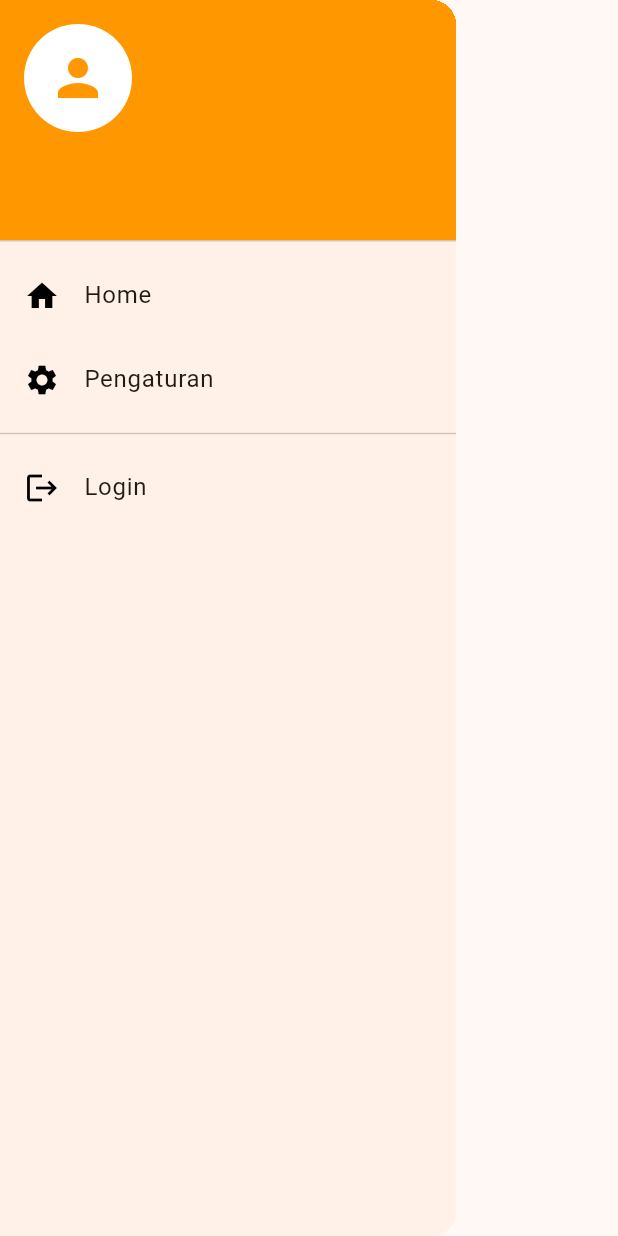
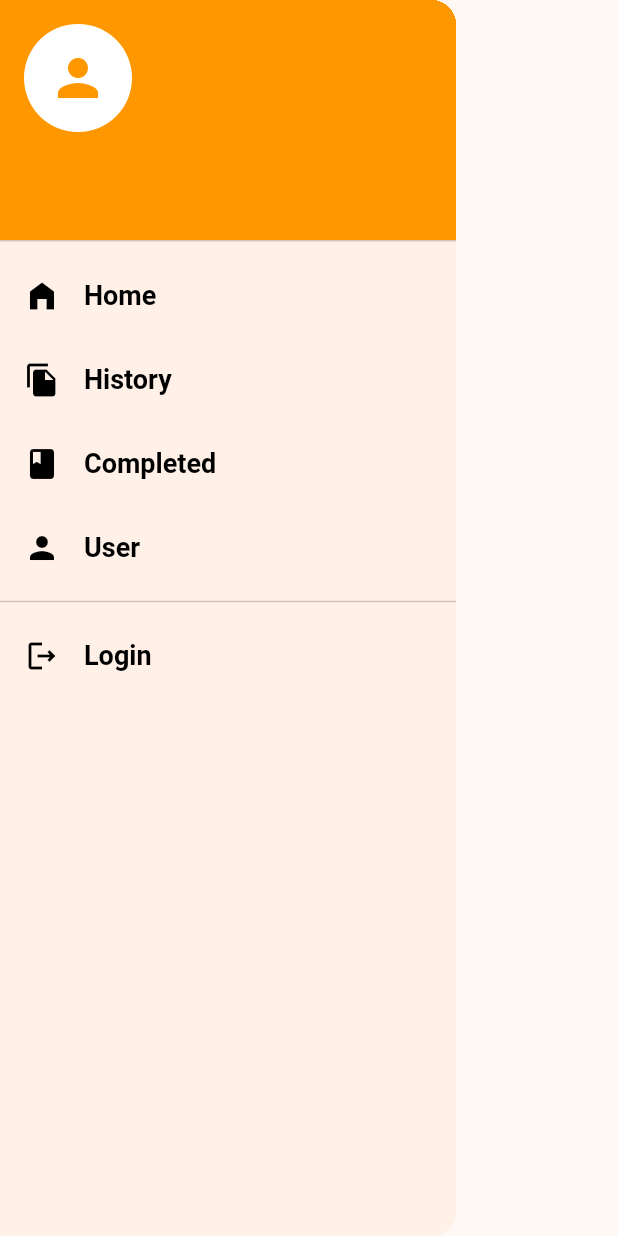
Before and after one commit to mismail26934-hub/ToolStore, a Flutter app: the DrawerMenu widget shown alone on an empty page, opened directly, on a phone screen of 412 x 824 dp. Run offline on Flutter 3.47's test engine with Material 3 defaults, Android fonts, the phone set to English and light mode, and no system bars; our stand-ins replace dio, flutter_redux, google_fonts, redux, redux_thunk, shared_preferences; accounts and stored records are empty.

Commit message:
Add File show_dialog.dart

```diff
--- a/tool_store_app/lib/model/post_get_data.dart
+++ b/tool_store_app/lib/model/post_get_data.dart
@@ -8,7 +8,6 @@ import 'package:tool_store_app/controller/api_url/api.dart';
 import 'package:tool_store_app/controller/api_url/post_list.dart';
 import 'package:tool_store_app/controller/cont_crud/cont_function_crud.dart';
 import 'package:tool_store_app/controller/cont_crud/redux/state.dart';
-import 'package:tool_store_app/view/menu/login.dart';
 import 'package:tool_store_app/view/var/var.dart';
 
 // DATA USER
@@ -88,9 +87,6 @@ Future login(String usernameApp, String passwordApp) async {
     final response = await dio.post(ApiUrl.contLogin, data: map);
     if (response.statusCode == 200) {
       final listUser = response.data;
-      print(listUser);
-      print(usernameApp);
-      print(passwordApp);
       if (listUser is String) {
         return jsonDecode(listUser);
       }
--- a/tool_store_app/lib/view/custom/mixin/mixin_pref.dart
+++ b/tool_store_app/lib/view/custom/mixin/mixin_pref.dart
@@ -1,7 +1,5 @@
 import 'package:flutter/material.dart';
 import 'package:shared_preferences/shared_preferences.dart';
-import 'package:tool_store_app/view/custom/routes/page_routes.dart'
-    show PageRoutes;
 // Import file var.dart Anda agar variabel global terbaca
 import 'package:tool_store_app/view/var/var.dart';
 
--- /dev/null
+++ b/tool_store_app/lib/view/custom/navbar/sliver_menu_item.dart
@@ -0,0 +1,30 @@
+import 'package:flutter/material.dart';
+
+class MenuItem extends StatefulWidget {
+  const MenuItem({
+    super.key,
+    required this.iconMenu,
+    required this.title,
+    required this.onTap,
+    required this.textColor,
+  });
+
+  final String title;
+  final void Function()? onTap;
+  final Color textColor;
+  final IconData iconMenu;
+
+  @override
+  State<MenuItem> createState() => _MenuItemState();
+}
+
+class _MenuItemState extends State<MenuItem> {
+  @override
+  Widget build(BuildContext context) {
+    return ListTile(
+      leading: Icon(widget.iconMenu, color: widget.textColor),
+      title: Text(widget.title, style: Theme.of(context).textTheme.titleLarge),
+      onTap: widget.onTap,
+    );
+  }
+}
--- /dev/null
+++ b/tool_store_app/lib/view/custom/show_dialog/show_dialog.dart
@@ -0,0 +1,34 @@
+import 'package:flutter/material.dart';
+
+class ShowDialogBox {
+  static void show({
+    required BuildContext context,
+    required String title,
+    required String contentTitle,
+    required String textNo,
+    required String textYes,
+    required void Function()? onPressedNo,
+    required void Function()? onPressedYes,
+    Color textColorNo = Colors.grey,
+    Color textColorYes = Colors.red,
+  }) {
+    showDialog(
+      context: context,
+      barrierDismissible: false, // User harus pilih salah satu tombol
+      builder: (context) => AlertDialog(
+        title: Text(title),
+        content: Text(contentTitle),
+        actions: [
+          TextButton(
+            onPressed: onPressedNo,
+            child: Text(textNo, style: TextStyle(color: textColorNo)),
+          ),
+          TextButton(
+            onPressed: onPressedYes,
+            child: Text(textYes, style: TextStyle(color: textColorYes)),
+          ),
+        ],
+      ),
+    );
+  }
+}
--- a/tool_store_app/lib/view/menu/drawer.dart
+++ b/tool_store_app/lib/view/menu/drawer.dart
@@ -1,6 +1,8 @@
 import 'package:flutter/material.dart';
 import 'package:shared_preferences/shared_preferences.dart';
+import 'package:tool_store_app/view/custom/navbar/sliver_menu_item.dart';
 import 'package:tool_store_app/view/custom/routes/page_routes.dart';
+import 'package:tool_store_app/view/custom/show_dialog/show_dialog.dart';
 import 'package:tool_store_app/view/var/var.dart';
 
 class DrawerMenu extends StatelessWidget {
@@ -23,78 +25,70 @@ class DrawerMenu extends StatelessWidget {
             decoration: BoxDecoration(color: Colors.orange),
           ),
           // Menggunakan _buildMenuItem
-          _buildMenuItem(
-            icon: Icons.home,
+          MenuItem(
+            iconMenu: Icons.home_filled,
             title: 'Home',
             onTap: () => {
+              Navigator.pop(context),
               PageRoutes.routeHome(context),
-              Navigator.pop(context),
             },
+            textColor: clrBlack,
+          ),
+          MenuItem(
+            iconMenu: Icons.file_copy,
+            title: 'History',
+            onTap: () => {Navigator.pop(context)},
+            textColor: clrBlack,
           ),
 
-          _buildMenuItem(
-            icon: Icons.settings,
-            title: 'Pengaturan',
-            onTap: () {
-              Navigator.pop(context);
-              // Navigasi ke halaman pengaturan di sini
-            },
+          MenuItem(
+            iconMenu: Icons.book,
+            title: 'Completed',
+            onTap: () => {Navigator.pop(context)},
+            textColor: clrBlack,
+          ),
+          MenuItem(
+            iconMenu: Icons.person,
+            title: 'User',
+            onTap: () => {Navigator.pop(context)},
+            textColor: clrBlack,
           ),
 
           const Divider(), // Garis pemisah
-
-          _buildMenuItem(
-            icon: Icons.logout,
+          MenuItem(
+            iconMenu: Icons.logout_outlined,
             title: title.isNotEmpty ? 'Logout' : 'Login',
-            onTap: title.isNotEmpty
-                ? () {
-                    Navigator.pop(context); // Tutup drawer
-                    _showLogoutDialog(context); // Panggil dialog logout
-                  }
-                : () {
-                    PageRoutes.routeLogin(context);
-                  },
-          ),
-        ],
-      ),
-    );
-  }
-
-  // --- HELPER METHODS ---
-
-  Widget _buildMenuItem({
-    required IconData icon,
-    required String title,
-    required VoidCallback onTap,
-  }) {
-    return ListTile(
-      leading: Icon(icon, color: clrBlack),
-      title: Text(title),
-      onTap: onTap,
-    );
-  }
-
-  void _showLogoutDialog(BuildContext context) {
-    showDialog(
-      context: context,
-      builder: (context) => AlertDialog(
-        title: const Text('Logout'),
-        content: const Text('Are You Sure Logout?'),
-        actions: [
-          TextButton(
-            onPressed: () => Navigator.pop(context),
-            child: const Text('Back'),
-          ),
-          TextButton(
-            onPressed: () async {
-              // Logika logout Anda di sini
-              Navigator.pop(context);
-              SharedPreferences prefs = await SharedPreferences.getInstance();
-              prefs.clear();
-              if (!context.mounted) return;
-              PageRoutes.routeLogin(context);
+            onTap: () {
+              // Tutup drawer
+              ShowDialogBox.show(
+                context: context,
+                title: 'Logout',
+                contentTitle: 'Are you sure logout ?',
+                onPressedNo: () {
+                  if (!context.mounted) return;
+                  Navigator.pop(context);
+                },
+                onPressedYes: () async {
+                  // Tutup dialog dulu
+                  Navigator.pop(context);
+                  // Hapus data session
+                  SharedPreferences prefs =
+                      await SharedPreferences.getInstance();
+                  await prefs.clear();
+                  // Cek mounted sebelum navigasi (best practice)
+                  if (!context.mounted) return;
+                  // Navigasi ke halaman login
+                  // Ganti PageRoutes dengan route yang kamu gunakan
+                  if (!context.mounted) return;
+                  PageRoutes.routeLoginFast(context);
+                },
+                textNo: 'Back',
+                textYes: 'Yes',
+                textColorNo: clrBlack,
+                textColorYes: clrRed,
+              );
             },
-            child: const Text('Yes', style: TextStyle(color: Colors.red)),
+            textColor: clrBlack,
           ),
         ],
       ),
--- a/tool_store_app/lib/view/menu/login.dart
+++ b/tool_store_app/lib/view/menu/login.dart
@@ -145,7 +145,6 @@ class _LoginState extends State<Login> {
                           final String message = response['message'] ?? "Error";
                           if (statusLogin == '1') {
                             final userData = response['user'] ?? response;
-                            print(userData);
                             final SharedPreferences prefs =
                                 await SharedPreferences.getInstance();
 
```
Also changed, not shown: tool_store_app/lib/main.dart (+19 -2 lines), tool_store_app/lib/view/custom/navbar/sliver_appbars.dart (+1 -7 lines), tool_store_app/lib/view/custom/routes/page_routes.dart (+11 -0 lines), tool_store_app/lib/view/menu/tool_data.dart (+12 -4 lines), tool_store_app/lib/view/menu/tool_data_copy.dart (+17 -17 lines).
